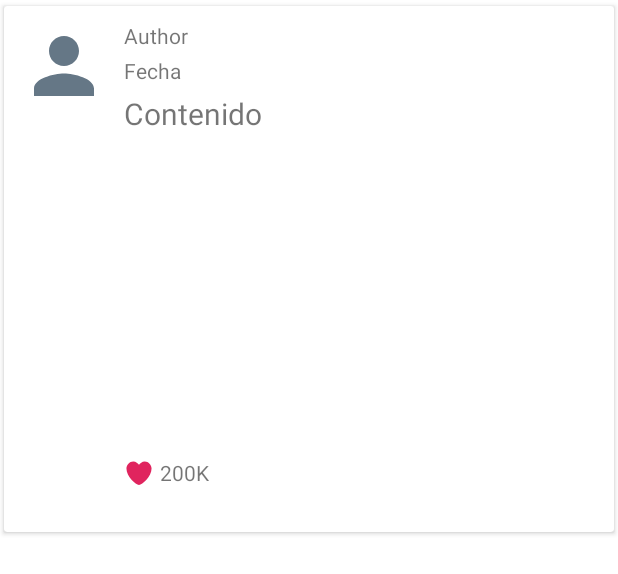
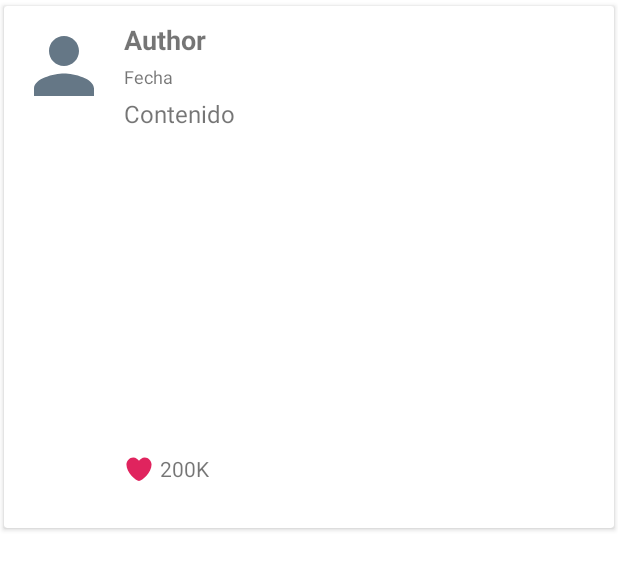
Before and after one commit to d3iBiD23/OnlyPuig, an Android app: the layout viewholder_post.xml on its own in the app's theme, with its tools: preview values and no code run, on a phone screen of 412 x 824 dp. Shown: the top 574 px of the screen. Run offline under Robolectric (Android 15) with nearby library versions, the phone set to English and light mode, and no system bars.

Commit message:
some aesthetic

```diff
--- a/app/src/main/res/layout/viewholder_comment.xml
+++ b/app/src/main/res/layout/viewholder_comment.xml
@@ -35,6 +35,7 @@
             android:layout_width="wrap_content"
             android:layout_height="wrap_content"
             android:text="Fecha"
+            android:textSize="12dp"
             android:textAppearance="?android:attr/textAppearanceSmall" />
 
         <TextView
--- a/app/src/main/res/layout/viewholder_post.xml
+++ b/app/src/main/res/layout/viewholder_post.xml
@@ -30,6 +30,8 @@
                 android:layout_width="wrap_content"
                 android:layout_height="wrap_content"
                 android:gravity="center_vertical"
+                android:textStyle="bold"
+                android:textSize="18sp"
                 android:text="Author" />
             <TextView
                 android:id="@+id/dateTextView"
@@ -37,7 +39,8 @@
                 android:layout_height="wrap_content"
                 android:text="Fecha"
                 android:textAppearance="?android:attr/textAppearanceSmall"
-                android:layout_marginTop="4dp" />
+                android:layout_marginTop="4dp"
+                android:textSize="12dp"/>
 
             <TextView
                 android:id="@+id/contentTextView"
@@ -45,7 +48,7 @@
                 android:layout_height="wrap_content"
                 android:layout_marginTop="5dp"
                 android:text="Contenido"
-                android:textSize="20sp" />
+                android:textSize="16sp" />
 
             <ImageView
                 android:id="@+id/mediaImage"
--- a/app/src/main/res/values/colors.xml
+++ b/app/src/main/res/values/colors.xml
@@ -1,8 +1,8 @@
 <?xml version="1.0" encoding="utf-8"?>
 <resources>
-    <color name="purple_200">#FFBB86FC</color>
-    <color name="purple_500">#FF6200EE</color>
-    <color name="purple_700">#FF3700B3</color>
+    <color name="purple_200">#05A9DD</color>
+    <color name="purple_500">#036B8C</color>
+    <color name="purple_700">#10C1F8</color>
     <color name="teal_200">#FF03DAC5</color>
     <color name="teal_700">#FF018786</color>
     <color name="black">#FF000000</color>
```
